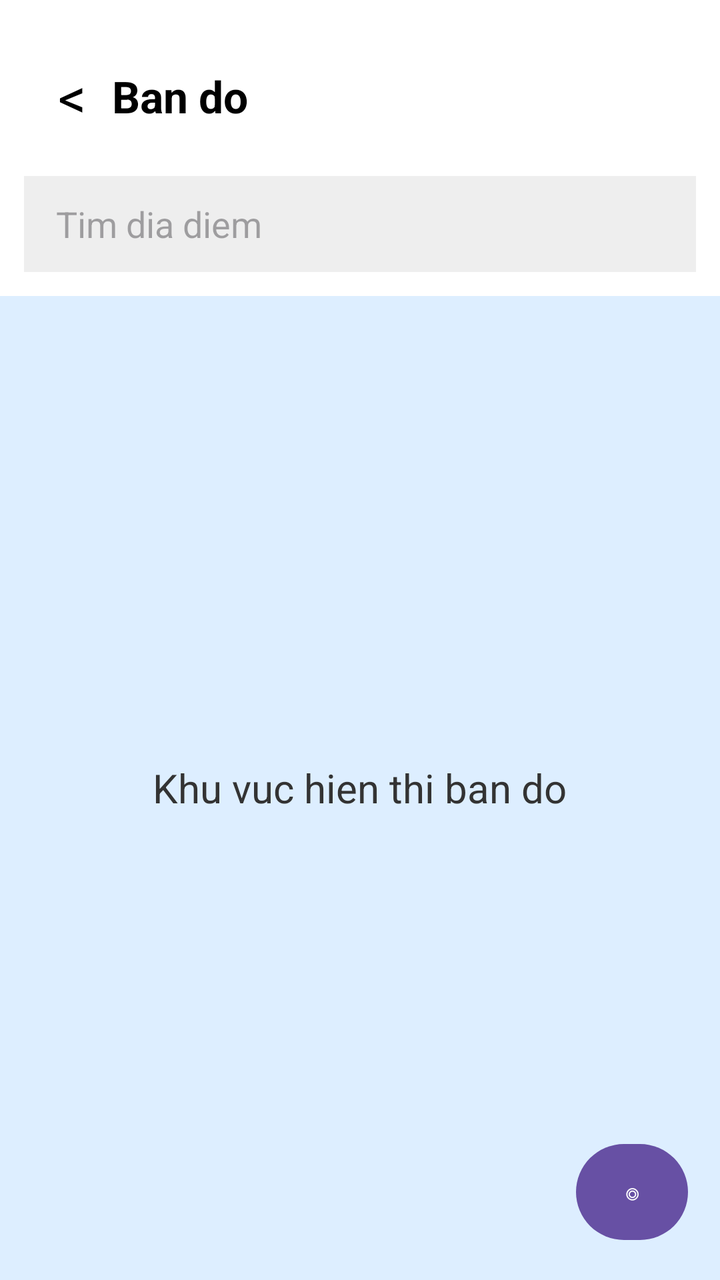
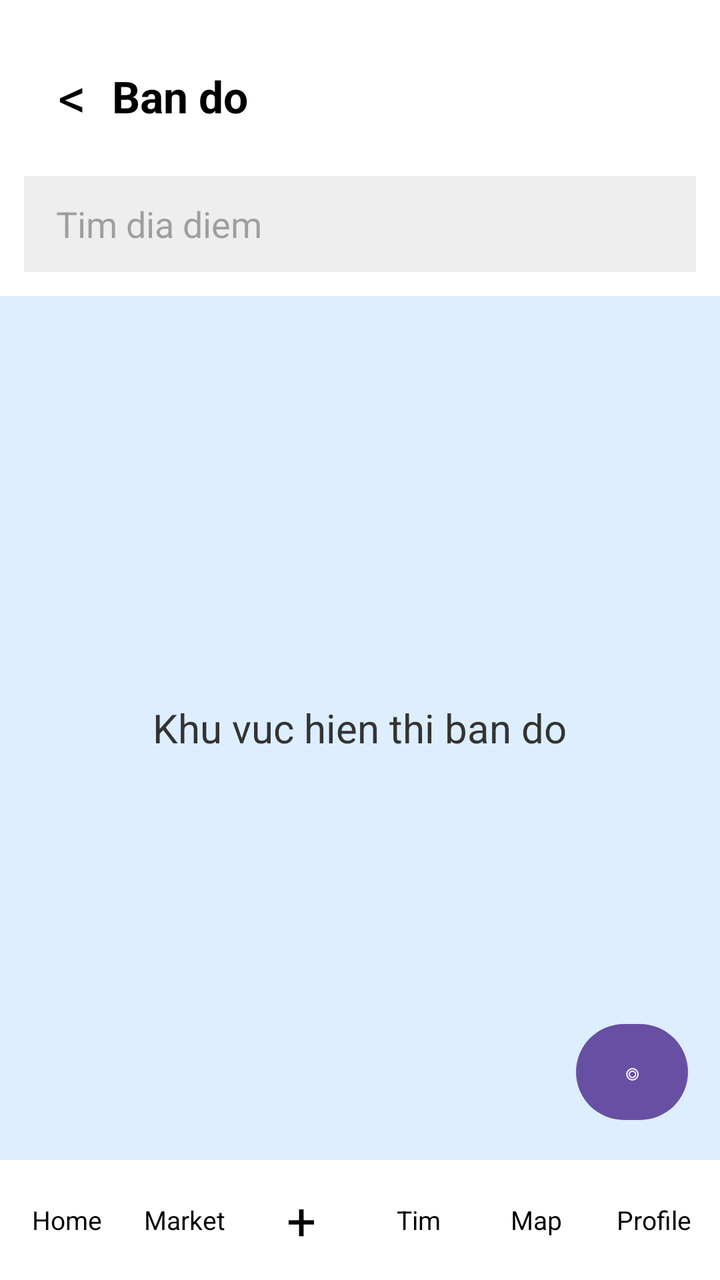

An Android layout rendered at two revisions. The XML below is the earlier revision; the diff shows what the commit changed to produce the second picture.
<!-- AndroidManifest.xml: application theme Theme.UNIAPP_HAUFINAL -->
<!-- res/layout/activity_map.xml -->
<?xml version="1.0" encoding="utf-8"?>
<LinearLayout xmlns:android="http://schemas.android.com/apk/res/android"
    xmlns:tools="http://schemas.android.com/tools"
    android:id="@+id/main"
    android:layout_width="match_parent"
    android:layout_height="match_parent"
    android:orientation="vertical"
    android:background="#FFFFFF"
    tools:context=".activity.map.MapActivity">

    <LinearLayout
        android:layout_width="match_parent"
        android:layout_height="56dp"
        android:layout_marginTop="20dp"
        android:orientation="horizontal"
        android:gravity="center_vertical"
        android:paddingStart="16dp"
        android:paddingEnd="16dp"
        android:background="#FFFFFF">

        <TextView
            android:id="@+id/txtBack"
            android:layout_width="40dp"
            android:layout_height="match_parent"
            android:gravity="center"
            android:text="&lt;"
            android:textSize="28sp"
            android:textColor="#000000" />

        <TextView
            android:layout_width="0dp"
            android:layout_height="match_parent"
            android:layout_weight="1"
            android:gravity="center_vertical"
            android:text="Ban do"
            android:textSize="22sp"
            android:textStyle="bold"
            android:textColor="#000000" />
    </LinearLayout>

    <EditText
        android:id="@+id/edtSearchPlace"
        android:layout_width="match_parent"
        android:layout_height="48dp"
        android:layout_margin="12dp"
        android:paddingStart="16dp"
        android:paddingEnd="16dp"
        android:hint="Tim dia diem"
        android:background="#EEEEEE"
        android:inputType="text" />

    <FrameLayout
        android:id="@+id/mapContainer"
        android:layout_width="match_parent"
        android:layout_height="0dp"
        android:layout_weight="1"
        android:background="#DDEEFF">

        <TextView
            android:id="@+id/txtMapPlaceholder"
            android:layout_width="wrap_content"
            android:layout_height="wrap_content"
            android:layout_gravity="center"
            android:text="Khu vuc hien thi ban do"
            android:textSize="20sp"
            android:textColor="#333333" />

        <Button
            android:id="@+id/btnMyLocation"
            android:layout_width="56dp"
            android:layout_height="56dp"
            android:layout_gravity="bottom|end"
            android:layout_margin="16dp"
            android:text="◎" />
    </FrameLayout>

</LinearLayout>
<!-- resources referenced by this layout -->
<resources>
  <style name="Theme.UNIAPP_HAUFINAL" parent="Base.Theme.UNIAPP_HAUFINAL" />
  <style name="Base.Theme.UNIAPP_HAUFINAL" parent="Theme.Material3.DayNight.NoActionBar">
          
          
      </style>
</resources>

<!-- the commit's change to res/layout/activity_map.xml (unified diff, before → after) -->
@@ -74,4 +74,21 @@
             android:text="◎" />
     </FrameLayout>
 
+    <LinearLayout
+        android:layout_width="match_parent"
+        android:layout_height="60dp"
+        android:orientation="horizontal"
+        android:gravity="center"
+        android:background="#FFFFFF"
+        android:paddingStart="4dp"
+        android:paddingEnd="4dp">
+
+        <TextView android:id="@+id/navHome" android:layout_width="0dp" android:layout_height="match_parent" android:layout_weight="1" android:gravity="center" android:text="Home" android:textColor="#000000" android:textSize="13sp" />
+        <TextView android:id="@+id/navMarket" android:layout_width="0dp" android:layout_height="match_parent" android:layout_weight="1" android:gravity="center" android:text="Market" android:textColor="#000000" android:textSize="13sp" />
+        <TextView android:id="@+id/navPost" android:layout_width="0dp" android:layout_height="match_parent" android:layout_weight="1" android:gravity="center" android:text="+" android:textColor="#000000" android:textSize="26sp" />
+        <TextView android:layout_width="0dp" android:layout_height="match_parent" android:layout_weight="1" android:gravity="center" android:text="Tim" android:textColor="#000000" android:textSize="13sp" />
+        <TextView android:id="@+id/navMap" android:layout_width="0dp" android:layout_height="match_parent" android:layout_weight="1" android:gravity="center" android:text="Map" android:textColor="#000000" android:textSize="13sp" />
+        <TextView android:id="@+id/navProfile" android:layout_width="0dp" android:layout_height="match_parent" android:layout_weight="1" android:gravity="center" android:text="Profile" android:textColor="#000000" android:textSize="13sp" />
+    </LinearLayout>
+
 </LinearLayout>
